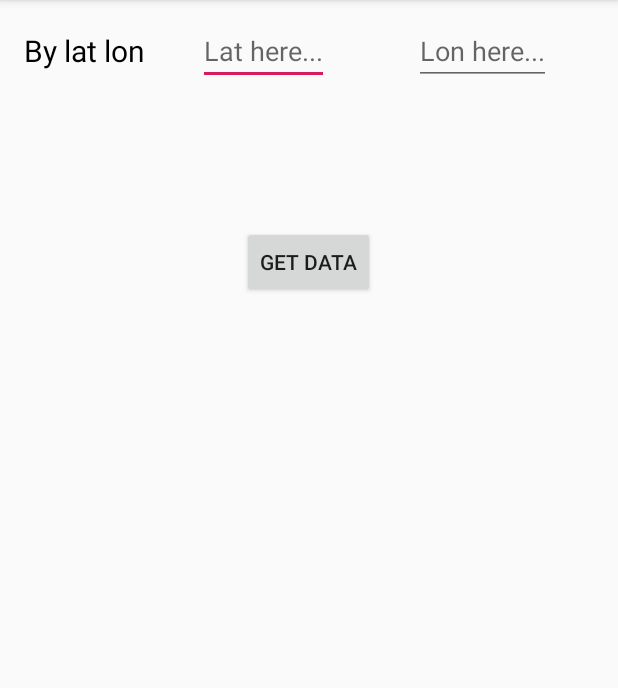
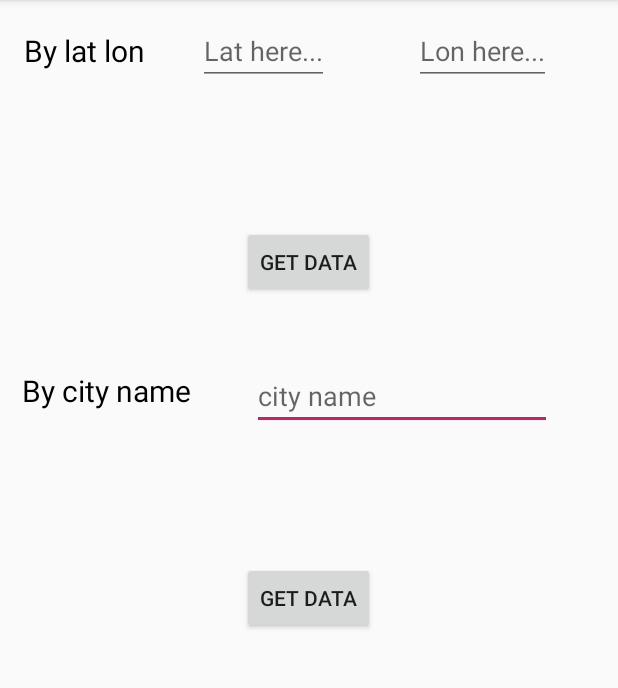
Before and after one commit to faramarzaf/KotlinTrain, an Android app: the ActivitySecond screen opened directly, with no data from a screen before it, after a tap on "GET DATA", on a phone screen of 412 x 824 dp, the part 84-772 px from its top. Run offline under Robolectric (Android 15) with nearby library versions, the phone set to English and light mode, and no system bars; 1 statement that could not run was skipped.

Commit message:
city query added

```diff
--- a/app/src/main/java/com/faramarz/kotlinapp/ActivitySecond.kt
+++ b/app/src/main/java/com/faramarz/kotlinapp/ActivitySecond.kt
@@ -19,23 +19,24 @@ class ActivitySecond : AppCompatActivity(), View.OnClickListener {
         super.onCreate(savedInstanceState)
         setContentView(R.layout.activity_second)
         btnGetDataByLatLon.setOnClickListener(this)
+        btnGetDataByCityName.setOnClickListener(this)
     }
 
 
     override fun onClick(v: View?) {
         when (v?.id) {
-            R.id.btnGetDataByLatLon -> getTemp()
+            R.id.btnGetDataByLatLon -> getTempByLatLon()
+            R.id.btnGetDataByCityName -> getTempByCityName()
         }
     }
 
-    fun getTemp() {
+    fun getTempByLatLon() {
         WeatherRepository.GetDateByLatLon.getData(editTextLat.text.toString().trim(),
             editTextLon.text.toString().trim(), object : OnGetTempCallback {
                 override fun onSuccess(weather: Response<WeatherResponse>?) {
                     with(weather?.body()?.main) {
                         if (weather?.body() != null) {
                             var tempMain = this!!.temp //kalvin
-
                             var TempC = ConversionUtil.KToC.convert(tempMain)
                             val tempC = String.format("%.1f", TempC)
                             textTemp.text = "temp is: $tempC $DEGREE_C"
@@ -48,4 +49,25 @@ class ActivitySecond : AppCompatActivity(), View.OnClickListener {
                 }
             })
     }
+
+    fun getTempByCityName() {
+        WeatherRepository.GetDataByCityName.getData(editTextCity.text.toString().trim(),
+            object : OnGetTempCallback {
+                override fun onSuccess(weather: Response<WeatherResponse>?) {
+                    with(weather?.body()?.main) {
+                        if (weather?.body() != null) {
+                            var tempMain = this!!.temp
+                            var TempC = ConversionUtil.KToC.convert(tempMain)
+                            val tempC = String.format("%.1f", TempC)
+                            textTempCity.text = "temp is: $tempC $DEGREE_C"
+                        }
+                    }
+                }
+
+                override fun onError(msg: String?) {
+                    Toast.makeText(this@ActivitySecond, msg, Toast.LENGTH_SHORT).show()
+                }
+            })
+    }
+
 }
--- a/app/src/main/java/com/faramarz/kotlinapp/weather/WeatherAPI.kt
+++ b/app/src/main/java/com/faramarz/kotlinapp/weather/WeatherAPI.kt
@@ -7,11 +7,10 @@ import retrofit2.http.Query
 interface WeatherAPI {
 
     @GET("data/2.5/weather?")
-    fun getDataByLatLon(
-        @Query("lat") lat: String,
-        @Query("lon") lon: String,
-        @Query("appid") app_id: String
-    ):
-            Call<WeatherResponse>
+    fun getDataByLatLon(@Query("lat") lat: String, @Query("lon") lon: String, @Query("appid") apiKey: String): Call<WeatherResponse>
+
+    @GET("data/2.5/weather?")
+    fun getDataByCityName(@Query("q") cityName: String, @Query("appid") apiKey: String): Call<WeatherResponse>
+
 
 }
--- a/app/src/main/java/com/faramarz/kotlinapp/weather/WeatherRepository.kt
+++ b/app/src/main/java/com/faramarz/kotlinapp/weather/WeatherRepository.kt
@@ -42,4 +42,23 @@ class WeatherRepository {
         }
     }
 
+    object GetDataByCityName {
+        fun getData(cityName: String, callback: OnGetTempCallback) {
+            val request = ServiceBuilder.buildService(WeatherAPI::class.java)
+            val call = request.getDataByCityName(cityName, API_KEY)
+            call.enqueue(object : Callback<WeatherResponse> {
+                override
+                fun onFailure(call: Call<WeatherResponse>, t: Throwable) {
+                    callback.onError(t.message)
+                }
+
+                override
+                fun onResponse(call: Call<WeatherResponse>, response: Response<WeatherResponse>) {
+                    if (response.body() != null)
+                        callback.onSuccess(response)
+                }
+            })
+
+        }
+    }
 }
--- a/app/src/main/res/layout/activity_second.xml
+++ b/app/src/main/res/layout/activity_second.xml
@@ -5,6 +5,59 @@
     android:layout_width="match_parent"
     android:layout_height="match_parent"
     tools:context=".ActivitySecond">
+
+    <TextView
+        android:id="@+id/textView3"
+        android:layout_width="wrap_content"
+        android:layout_height="wrap_content"
+        android:text="By city name"
+        android:textColor="#000"
+        android:textSize="20sp"
+        app:layout_constraintBottom_toBottomOf="parent"
+        app:layout_constraintEnd_toEndOf="parent"
+        app:layout_constraintHorizontal_bias="0.048"
+        app:layout_constraintStart_toStartOf="parent"
+        app:layout_constraintTop_toTopOf="parent"
+        app:layout_constraintVertical_bias="0.333" />
+
+    <EditText
+        android:layout_width="200dp"
+        android:layout_height="wrap_content"
+        android:lines="1"
+        android:id="@+id/editTextCity"
+        android:maxLines="1"
+        android:hint="city name"
+        app:layout_constraintBottom_toBottomOf="@+id/textView3"
+        app:layout_constraintEnd_toEndOf="parent"
+        app:layout_constraintHorizontal_bias="0.791"
+        app:layout_constraintStart_toStartOf="parent"
+        app:layout_constraintTop_toTopOf="@+id/textView3"
+        app:layout_constraintVertical_bias="0.327" />
+
+    <TextView
+        android:id="@+id/textTempCity"
+        android:layout_width="wrap_content"
+        android:layout_height="wrap_content"
+        android:textColor="#000"
+        android:textSize="14sp"
+        app:layout_constraintBottom_toBottomOf="parent"
+        app:layout_constraintEnd_toEndOf="parent"
+        app:layout_constraintHorizontal_bias="0.498"
+        app:layout_constraintStart_toStartOf="parent"
+        app:layout_constraintTop_toTopOf="parent"
+        app:layout_constraintVertical_bias="0.424" />
+
+    <Button
+        android:id="@+id/btnGetDataByCityName"
+        android:layout_width="wrap_content"
+        android:layout_height="wrap_content"
+        android:text="Get data"
+        app:layout_constraintBottom_toBottomOf="parent"
+        app:layout_constraintEnd_toEndOf="parent"
+        app:layout_constraintHorizontal_bias="0.498"
+        app:layout_constraintStart_toStartOf="parent"
+        app:layout_constraintTop_toTopOf="parent"
+        app:layout_constraintVertical_bias="0.52" />
 
     <TextView
         android:id="@+id/textView2"
```
